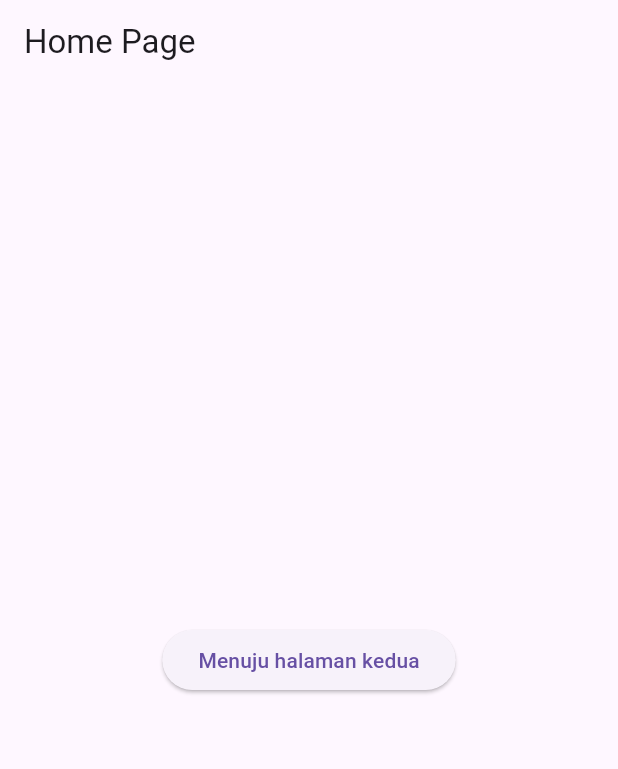
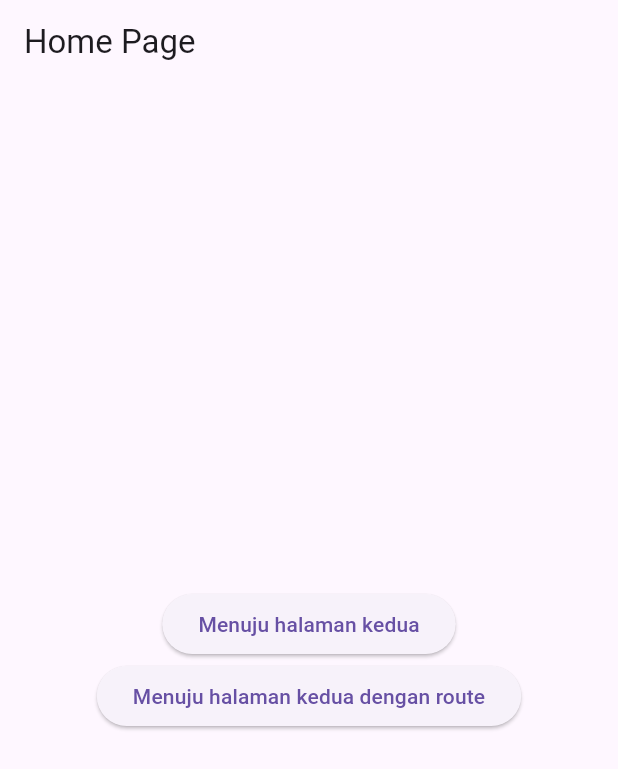
Before and after one commit to viktoryglory/21102080_Ti3_ppb2324-2, a Flutter app: the screen it shows after launch, on a phone screen of 412 x 824 dp. Shown: the top 769 px of the screen. Run offline on Flutter 3.47's test engine with Material 3 defaults, Android fonts, the light colour scheme and no system bars; our stand-ins replace bloc, equatable.

Commit message:
menjalankan navigasi dengan route

```diff
--- a/praktikum_5/lib/home_page.dart
+++ b/praktikum_5/lib/home_page.dart
@@ -11,7 +11,10 @@ class HomePage extends StatelessWidget {
         title: const Text('Home Page'),
       ),
       body: Center(
-        child: ElevatedButton(
+        child: Column(
+          mainAxisAlignment: MainAxisAlignment.center,
+          children: [
+            ElevatedButton(
               onPressed: () {
                 Navigator.push(
                   context,
@@ -24,6 +27,16 @@ class HomePage extends StatelessWidget {
               },
               child: const Text('Menuju halaman kedua'),
             ),
+            // Tombol Kedua
+            ElevatedButton(
+              onPressed: () {
+                Navigator.pushNamed(context, '/second_page',
+                    arguments: 'Menggunakan route');
+              },
+              child: const Text('Menuju halaman kedua dengan route'),
+            ),
+          ],
+        ),
       ),
     );
   }
--- a/praktikum_5/lib/main.dart
+++ b/praktikum_5/lib/main.dart
@@ -1,5 +1,6 @@
 import 'package:flutter/material.dart';
 import 'package:praktikum_5/home_page.dart';
+import 'package:praktikum_5/second_page.dart';
 
 void main() {
   runApp(const MyApp());
@@ -10,9 +11,13 @@ class MyApp extends StatelessWidget {
 
   @override
   Widget build(BuildContext context) {
-    return const MaterialApp(
+    return MaterialApp(
       debugShowCheckedModeBanner: false,
-      home: HomePage(),
+      initialRoute: '/',
+      routes: {
+        '/': (context) => const HomePage(),
+        '/second_page': (context) => const SecondPage(),
+      },
     );
   }
 }
```
Also changed, not shown: praktikum_5/lib/second_page.dart (+6 -1 lines). Lines whose indentation alone changed are shown as unchanged.
